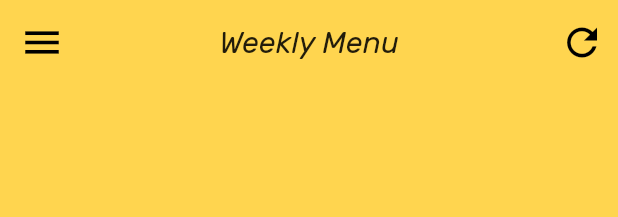
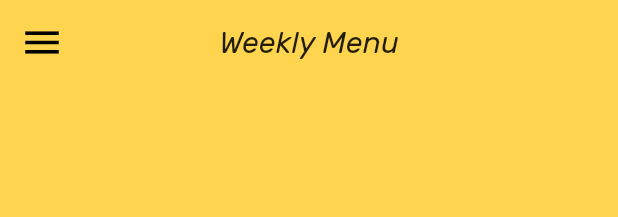
Before and after one commit to andreacioni/weeklymenu-flutter, a Flutter app: the MenuAppBar widget shown alone on an empty page, opened directly with empty values, after a tap on the "menu" icon, on a phone screen of 412 x 824 dp. Shown: the top 217 px of the screen. Run offline on Flutter 3.47's test engine with Material 2 defaults, Android fonts, the phone set to English and light mode, and no system bars; our stand-ins replace dio, dotted_border, expandable, flutter_tags, flutter_typeahead, logger and 1 more; missing offline and left inert: flutter_date_pickers, shared_preferences_web, spinner_input; accounts and stored records are empty; generated files the repository leaves out were written again; network calls fail; project files that could hold a hidden picture were left out.

Commit message:
fixing menu drawer

```diff
--- a/lib/widgets/menu_page/menu_app_bar.dart
+++ b/lib/widgets/menu_page/menu_app_bar.dart
@@ -24,7 +24,7 @@ class MenuAppBar extends StatefulWidget implements PreferredSizeWidget {
   _MenuAppBarState createState() => _MenuAppBarState();
 
   @override
-  Size get preferredSize => Size.fromHeight(56 * 2.0);
+  Size get preferredSize => Size.fromHeight(60 * 2.0);
 }
 
 class _MenuAppBarState extends State<MenuAppBar> {
@@ -67,18 +67,15 @@ class _MenuAppBarState extends State<MenuAppBar> {
           size: 30.0,
           color: Colors.black,
         ),
-        onPressed: () => Scaffold.of(context).openDrawer(),
+        onPressed: () {
+          /*
+          * We need the root Scaffold so we need the above context. If we don't
+          * do this the  InherithedWidget will look into first parent Scaffold
+          * that not contains any Drawer.
+          */
+          Scaffold.of(Scaffold.of(context).context).openDrawer();
+        },
       ),
-      actions: <Widget>[
-        IconButton(
-          icon: Icon(
-            Icons.refresh,
-            size: 30.0,
-            color: Colors.black,
-          ),
-          onPressed: () => () {},
-        ),
-      ],
     );
   }
 
--- a/lib/widgets/menu_page/menu_fab.dart
+++ b/lib/widgets/menu_page/menu_fab.dart
@@ -4,12 +4,12 @@ import 'package:weekly_menu_app/globals/date.dart';
 
 import './date_range_picker.dart';
 
-class MenuFloatingActinoButton extends StatelessWidget {
+class MenuFloatingActionButton extends StatelessWidget {
   final void Function() onGoTodayPressed;
 
   final Date day;
 
-  const MenuFloatingActinoButton({
+  const MenuFloatingActionButton({
     Key key,
     @required this.day,
     @required this.onGoTodayPressed,
--- a/lib/widgets/menu_page/screen.dart
+++ b/lib/widgets/menu_page/screen.dart
@@ -48,7 +48,7 @@ class _MenuScreenState extends State<MenuScreen> {
         _itemExtent,
         onDayChanged: _onDayChanged,
       ),
-      floatingActionButton: MenuFloatingActinoButton(
+      floatingActionButton: MenuFloatingActionButton(
         day: _day,
         onGoTodayPressed: _goToToday,
       ),
```
